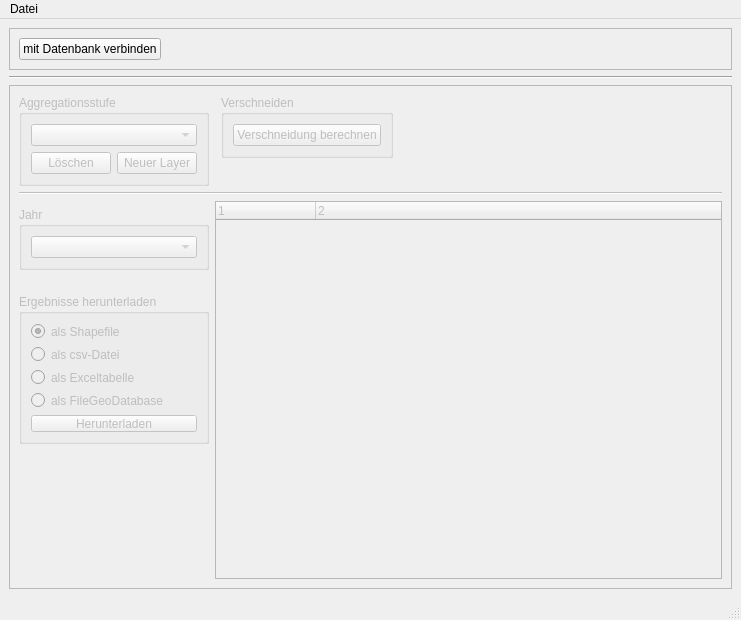
MaxBo/verschneidungstool, file src/verschneidungstool/PyQt/main.ui: the form before one commit.
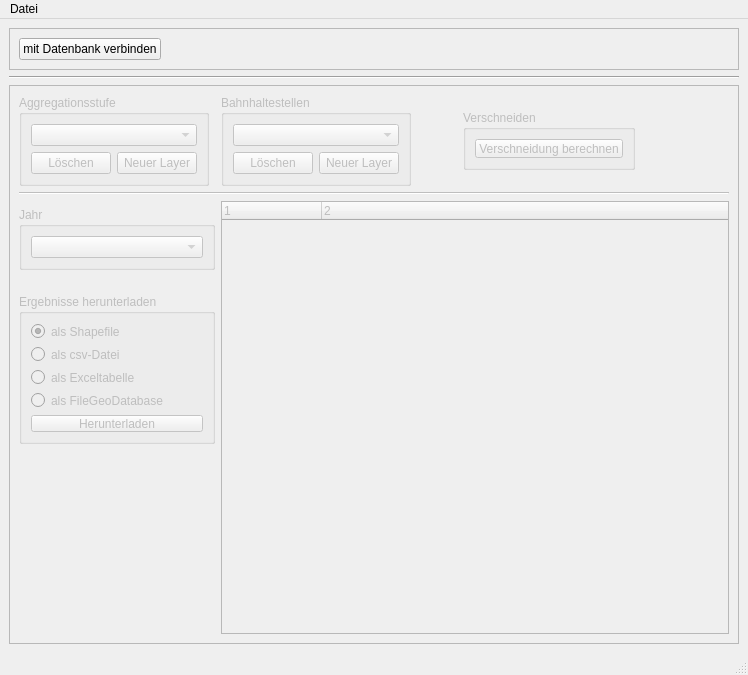
The form after the commit. Icons and pictures are not drawn.

Commit message: New Feature: gui elements for selection and upload of stations (NOT WORKING RIGHT NOW)

```diff
--- a/src/verschneidungstool/PyQt/main.ui
+++ b/src/verschneidungstool/PyQt/main.ui
@@ -6,8 +6,8 @@
    <rect>
     <x>0</x>
     <y>0</y>
-    <width>741</width>
-    <height>620</height>
+    <width>748</width>
+    <height>675</height>
    </rect>
   </property>
   <property name="windowTitle">
@@ -65,30 +65,7 @@
          <enum>QFrame::Raised</enum>
         </property>
         <layout class="QGridLayout" name="gridLayout_2">
-         <item row="7" column="1" colspan="2">
-          <widget class="QGroupBox" name="groupBox_2">
-           <property name="title">
-            <string>Jahr</string>
-           </property>
-           <layout class="QVBoxLayout" name="verticalLayout">
-            <item>
-             <widget class="QComboBox" name="year_combo">
-              <property name="layoutDirection">
-               <enum>Qt::LeftToRight</enum>
-              </property>
-             </widget>
-            </item>
-           </layout>
-          </widget>
-         </item>
-         <item row="4" column="1" colspan="5">
-          <widget class="Line" name="line">
-           <property name="orientation">
-            <enum>Qt::Horizontal</enum>
-           </property>
-          </widget>
-         </item>
-         <item row="6" column="3" rowspan="7" colspan="3">
+         <item row="7" column="3" rowspan="7" colspan="4">
           <widget class="QTreeWidget" name="structure_tree">
            <property name="columnCount">
             <number>2</number>
@@ -105,26 +82,14 @@
            </column>
           </widget>
          </item>
-         <item row="0" column="1" rowspan="4" colspan="2">
-          <widget class="QGroupBox" name="groupBox">
-           <property name="sizePolicy">
-            <sizepolicy hsizetype="Preferred" vsizetype="Preferred">
-             <horstretch>0</horstretch>
-             <verstretch>0</verstretch>
-            </sizepolicy>
-           </property>
-           <property name="minimumSize">
-            <size>
-             <width>0</width>
-             <height>0</height>
-            </size>
-           </property>
+         <item row="0" column="3">
+          <widget class="QGroupBox" name="groupBox_3">
            <property name="title">
-            <string>Aggregationsstufe</string>
+            <string>Bahnhaltestellen</string>
            </property>
-           <layout class="QVBoxLayout" name="verticalLayout_5">
+           <layout class="QVBoxLayout" name="verticalLayout_6">
             <item>
-             <widget class="QComboBox" name="layer_combo">
+             <widget class="QComboBox" name="stations_combo">
               <property name="minimumSize">
                <size>
                 <width>150</width>
@@ -134,9 +99,9 @@
              </widget>
             </item>
             <item>
-             <layout class="QHBoxLayout" name="horizontalLayout">
+             <layout class="QHBoxLayout" name="horizontalLayout_2">
               <item>
-               <widget class="QPushButton" name="delete_layer_button">
+               <widget class="QPushButton" name="delete_stations_button">
                 <property name="sizePolicy">
                  <sizepolicy hsizetype="Fixed" vsizetype="Fixed">
                   <horstretch>0</horstretch>
@@ -149,7 +114,7 @@
                </widget>
               </item>
               <item>
-               <widget class="QPushButton" name="add_layer_button">
+               <widget class="QPushButton" name="add_stations_button">
                 <property name="maximumSize">
                  <size>
                   <width>150</width>
@@ -166,7 +131,73 @@
            </layout>
           </widget>
          </item>
-         <item row="11" column="1" colspan="2">
+         <item row="0" column="5">
+          <widget class="QGroupBox" name="intersect_frame">
+           <property name="enabled">
+            <bool>false</bool>
+           </property>
+           <property name="sizePolicy">
+            <sizepolicy hsizetype="Preferred" vsizetype="Fixed">
+             <horstretch>0</horstretch>
+             <verstretch>0</verstretch>
+            </sizepolicy>
+           </property>
+           <property name="minimumSize">
+            <size>
+             <width>0</width>
+             <height>60</height>
+            </size>
+           </property>
+           <property name="maximumSize">
+            <size>
+             <width>300</width>
+             <height>60</height>
+            </size>
+           </property>
+           <property name="title">
+            <string>Verschneiden</string>
+           </property>
+           <layout class="QVBoxLayout" name="verticalLayout_3">
+            <item>
+             <widget class="QPushButton" name="intersect_button">
+              <property name="enabled">
+               <bool>false</bool>
+              </property>
+              <property name="text">
+               <string>Verschneidung berechnen</string>
+              </property>
+             </widget>
+            </item>
+           </layout>
+          </widget>
+         </item>
+         <item row="13" column="1">
+          <spacer name="verticalSpacer">
+           <property name="orientation">
+            <enum>Qt::Vertical</enum>
+           </property>
+           <property name="sizeHint" stdset="0">
+            <size>
+             <width>20</width>
+             <height>40</height>
+            </size>
+           </property>
+          </spacer>
+         </item>
+         <item row="0" column="6">
+          <spacer name="horizontalSpacer">
+           <property name="orientation">
+            <enum>Qt::Horizontal</enum>
+           </property>
+           <property name="sizeHint" stdset="0">
+            <size>
+             <width>40</width>
+             <height>20</height>
+            </size>
+           </property>
+          </spacer>
+         </item>
+         <item row="12" column="1" colspan="2">
           <widget class="QGroupBox" name="download_frame">
            <property name="enabled">
             <bool>false</bool>
@@ -240,64 +271,104 @@
            </layout>
           </widget>
          </item>
-         <item row="12" column="1">
-          <spacer name="verticalSpacer">
-           <property name="orientation">
-            <enum>Qt::Vertical</enum>
+         <item row="8" column="1" colspan="2">
+          <widget class="QGroupBox" name="groupBox_2">
+           <property name="title">
+            <string>Jahr</string>
            </property>
-           <property name="sizeHint" stdset="0">
-            <size>
-             <width>20</width>
-             <height>40</height>
-            </size>
-           </property>
-          </spacer>
+           <layout class="QVBoxLayout" name="verticalLayout">
+            <item>
+             <widget class="QComboBox" name="year_combo">
+              <property name="layoutDirection">
+               <enum>Qt::LeftToRight</enum>
+              </property>
+             </widget>
+            </item>
+           </layout>
+          </widget>
          </item>
-         <item row="0" column="5">
-          <spacer name="horizontalSpacer">
-           <property name="orientation">
-            <enum>Qt::Horizontal</enum>
+         <item row="0" column="1">
+          <widget class="QGroupBox" name="groupBox">
+           <property name="sizePolicy">
+            <sizepolicy hsizetype="Preferred" vsizetype="Preferred">
+             <horstretch>0</horstretch>
+             <verstretch>0</verstretch>
+            </sizepolicy>
            </property>
-           <property name="sizeHint" stdset="0">
+           <property name="minimumSize">
             <size>
-             <width>40</width>
-             <height>20</height>
+             <width>0</width>
+             <height>0</height>
             </size>
            </property>
-          </spacer>
+           <property name="title">
+            <string>Aggregationsstufe</string>
+           </property>
+           <layout class="QVBoxLayout" name="verticalLayout_5">
+            <item>
+             <widget class="QComboBox" name="layer_combo">
+              <property name="minimumSize">
+               <size>
+                <width>150</width>
+                <height>0</height>
+               </size>
+              </property>
+             </widget>
+            </item>
+            <item>
+             <layout class="QHBoxLayout" name="horizontalLayout">
+              <item>
+               <widget class="QPushButton" name="delete_layer_button">
+                <property name="sizePolicy">
+                 <sizepolicy hsizetype="Fixed" vsizetype="Fixed">
+                  <horstretch>0</horstretch>
+                  <verstretch>0</verstretch>
+                 </sizepolicy>
+                </property>
+                <property name="text">
+                 <string>Löschen</string>
+                </property>
+               </widget>
+              </item>
+              <item>
+               <widget class="QPushButton" name="add_layer_button">
+                <property name="maximumSize">
+                 <size>
+                  <width>150</width>
+                  <height>16777215</height>
+                 </size>
+                </property>
+                <property name="text">
+                 <string>Neuer Layer</string>
+                </property>
+               </widget>
+              </item>
+             </layout>
+            </item>
+           </layout>
+          </widget>
          </item>
          <item row="0" column="4">
-          <widget class="QGroupBox" name="intersect_frame">
-           <property name="enabled">
-            <bool>false</bool>
+          <spacer name="horizontalSpacer_2">
+           <property name="orientation">
+            <enum>Qt::Horizontal</enum>
            </property>
-           <property name="sizePolicy">
-            <sizepolicy hsizetype="Fixed" vsizetype="Preferred">
-             <horstretch>0</horstretch>
-             <verstretch>0</verstretch>
-            </sizepolicy>
+           <property name="sizeType">
+            <enum>QSizePolicy::Fixed</enum>
            </property>
-           <property name="maximumSize">
+           <property name="sizeHint" stdset="0">
             <size>
-             <width>300</width>
-             <height>16777215</height>
+             <width>40</width>
+             <height>20</height>
             </size>
            </property>
-           <property name="title">
-            <string>Verschneiden</string>
+          </spacer>
+         </item>
+         <item row="5" column="1" colspan="6">
+          <widget class="Line" name="line">
+           <property name="orientation">
+            <enum>Qt::Horizontal</enum>
            </property>
-           <layout class="QVBoxLayout" name="verticalLayout_3">
-            <item>
-             <widget class="QPushButton" name="intersect_button">
-              <property name="enabled">
-               <bool>false</bool>
-              </property>
-              <property name="text">
-               <string>Verschneidung berechnen</string>
-              </property>
-             </widget>
-            </item>
-           </layout>
           </widget>
          </item>
         </layout>
@@ -312,7 +383,7 @@
     <rect>
      <x>0</x>
      <y>0</y>
-     <width>741</width>
+     <width>748</width>
      <height>21</height>
     </rect>
    </property>
```
The commit also changes 7 other files.
